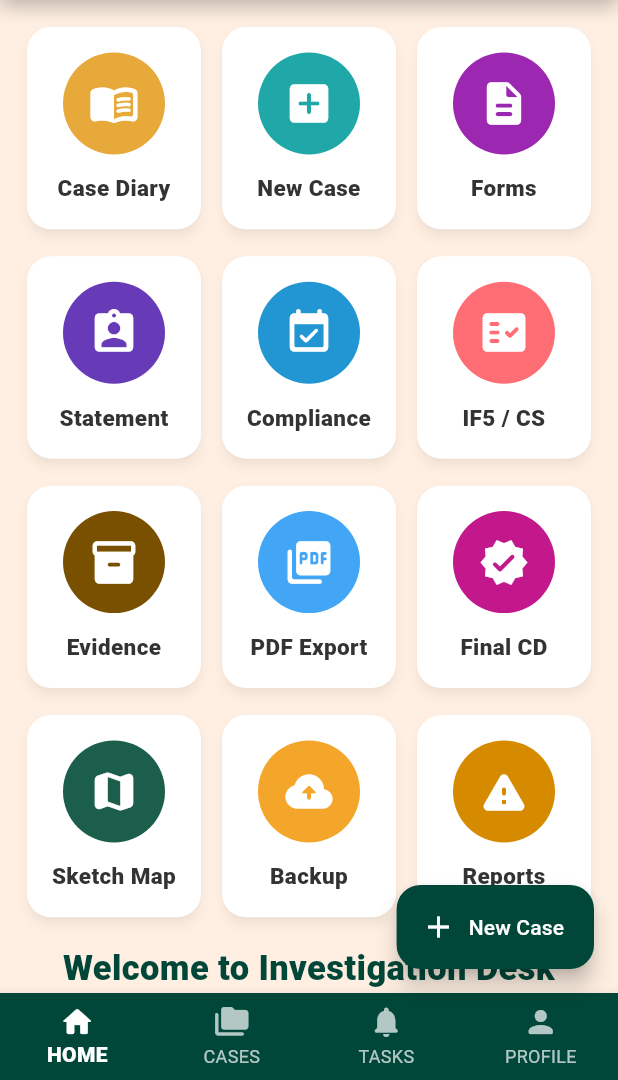
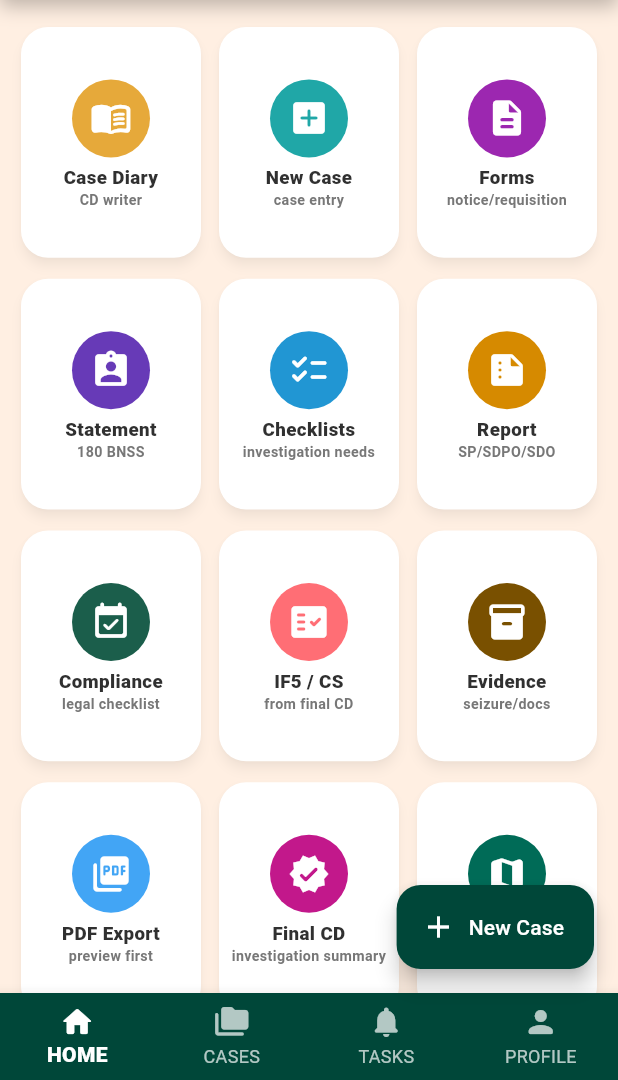
Before and after one commit to nexoofficialv1/investigation-process-mobile, a Flutter app: the DashboardScreen screen opened directly with empty values, on a phone screen of 412 x 824 dp, the part 156-1236 px from its top. Run offline on Flutter 3.47's test engine with Material 3 defaults, Android fonts, the phone set to English and light mode, and no system bars; our stand-ins replace pdf, printing, shared_preferences; accounts and stored records are empty.

Commit message:
Add investigation checklist and office report modules

```diff
--- a/lib/screens/dashboard_screen.dart
+++ b/lib/screens/dashboard_screen.dart
@@ -7,6 +7,11 @@ import '../services/local_store_service.dart';
 import '../widgets/home_grid_card.dart';
 import 'case_detail_screen.dart';
 import 'case_form_screen.dart';
+import 'forms_screen.dart';
+import 'statement_screen.dart';
+import 'compliance_screen.dart';
+import 'investigation_checklist_screen.dart';
+import 'report_screen.dart';
 import 'officer_profile_screen.dart';
 
 class DashboardScreen extends StatefulWidget {
@@ -63,12 +68,82 @@ class _DashboardScreenState extends State<DashboardScreen> {
     await _load();
   }
 
-  void _openLatestOrNew() {
-    if (_cases.isEmpty) {
-      _newCase();
-    } else {
-      _openCase(_cases.first);
+  CaseFile? get _latestCase => _cases.isEmpty ? null : _cases.first;
+
+  void _needCaseMessage() {
+    ScaffoldMessenger.of(context).showSnackBar(
+      const SnackBar(content: Text('প্রথমে একটি case create করুন, তারপর এই module খুলবে।')),
+    );
+  }
+
+  Future<void> _openLatestCase() async {
+    final file = _latestCase;
+    if (file == null) {
+      await _newCase();
+      return;
     }
+    await _openCase(file);
+  }
+
+  Future<void> _openCdWriter() async {
+    final file = _latestCase;
+    if (file == null) {
+      await _newCase();
+      return;
+    }
+    await Navigator.push(context, MaterialPageRoute(builder: (_) => CaseDetailScreen(profile: _profile, caseFile: file)));
+    await _load();
+  }
+
+  Future<void> _openForms() async {
+    final file = _latestCase;
+    if (file == null) {
+      _needCaseMessage();
+      return;
+    }
+    await Navigator.push(context, MaterialPageRoute(builder: (_) => FormsScreen(profile: _profile, caseFile: file)));
+  }
+
+  Future<void> _openStatements() async {
+    final file = _latestCase;
+    if (file == null) {
+      _needCaseMessage();
+      return;
+    }
+    await Navigator.push(context, MaterialPageRoute(builder: (_) => StatementScreen(profile: _profile, caseFile: file)));
+  }
+
+  Future<void> _openCompliance() async {
+    final file = _latestCase;
+    if (file == null) {
+      _needCaseMessage();
+      return;
+    }
+    await Navigator.push(context, MaterialPageRoute(builder: (_) => ComplianceScreen(caseFile: file)));
+  }
+
+  Future<void> _openInvestigationChecklist() async {
+    final file = _latestCase;
+    if (file == null) {
+      _needCaseMessage();
+      return;
+    }
+    await Navigator.push(context, MaterialPageRoute(builder: (_) => InvestigationChecklistScreen(caseFile: file)));
+  }
+
+  Future<void> _openReport() async {
+    final file = _latestCase;
+    if (file == null) {
+      _needCaseMessage();
+      return;
+    }
+    await Navigator.push(context, MaterialPageRoute(builder: (_) => ReportScreen(profile: _profile, caseFile: file)));
+  }
+
+  void _comingSoon(String module) {
+    ScaffoldMessenger.of(context).showSnackBar(
+      SnackBar(content: Text('$module module next patch-এ full screen হবে। এখন Case Detail থেকে কাজ করুন।')),
+    );
   }
 
   @override
@@ -96,7 +171,8 @@ class _DashboardScreenState extends State<DashboardScreen> {
         currentIndex: _tabIndex,
         onTap: (i) {
           setState(() => _tabIndex = i);
-          if (i == 1) _openLatestOrNew();
+          if (i == 1) _openLatestCase();
+          if (i == 2) _comingSoon('Tasks / Pending CD Entries');
           if (i == 3) _editProfile();
         },
         items: const [
@@ -129,33 +205,39 @@ class _DashboardScreenState extends State<DashboardScreen> {
 
   Widget _gridMenu() {
     final items = [
-      _Menu('Case Diary', Icons.menu_book_rounded, AppTheme.gold, _openLatestOrNew),
-      _Menu('New Case', Icons.add_box_rounded, AppTheme.teal, _newCase),
-      _Menu('Forms', Icons.description_rounded, AppTheme.purple, _openLatestOrNew),
-      _Menu('Statement', Icons.assignment_ind_rounded, const Color(0xFF673AB7), _openLatestOrNew),
-      _Menu('Compliance', Icons.event_available_rounded, AppTheme.blue, _openLatestOrNew),
-      _Menu('IF5 / CS', Icons.fact_check_rounded, AppTheme.coral, _openLatestOrNew),
-      _Menu('Evidence', Icons.inventory_2_rounded, const Color(0xFF795000), _openLatestOrNew),
-      _Menu('PDF Export', Icons.picture_as_pdf_rounded, const Color(0xFF42A5F5), _openLatestOrNew),
-      _Menu('Final CD', Icons.verified_rounded, const Color(0xFFC2188B), _openLatestOrNew),
-      _Menu('Sketch Map', Icons.map_rounded, const Color(0xFF1B5E4B), _openLatestOrNew),
-      _Menu('Backup', Icons.backup_rounded, const Color(0xFFF4A62A), _openLatestOrNew),
-      _Menu('Reports', Icons.warning_rounded, const Color(0xFFD68A00), _openLatestOrNew),
+      _Menu('Case Diary', 'CD writer', Icons.menu_book_rounded, AppTheme.gold, _openCdWriter),
+      _Menu('New Case', 'case entry', Icons.add_box_rounded, AppTheme.teal, _newCase),
+      _Menu('Forms', 'notice/requisition', Icons.description_rounded, AppTheme.purple, _openForms),
+      _Menu('Statement', '180 BNSS', Icons.assignment_ind_rounded, const Color(0xFF673AB7), _openStatements),
+      _Menu('Checklists', 'investigation needs', Icons.checklist_rounded, AppTheme.blue, _openInvestigationChecklist),
+      _Menu('Report', 'SP/SDPO/SDO', Icons.summarize_rounded, const Color(0xFFD68A00), _openReport),
+      _Menu('Compliance', 'legal checklist', Icons.event_available_rounded, const Color(0xFF1B5E4B), _openCompliance),
+      _Menu('IF5 / CS', 'from final CD', Icons.fact_check_rounded, AppTheme.coral, () => _comingSoon('IF5 / CS')),
+      _Menu('Evidence', 'seizure/docs', Icons.inventory_2_rounded, const Color(0xFF795000), () => _comingSoon('Evidence')),
+      _Menu('PDF Export', 'preview first', Icons.picture_as_pdf_rounded, const Color(0xFF42A5F5), () => _comingSoon('PDF Export')),
+      _Menu('Final CD', 'investigation summary', Icons.verified_rounded, const Color(0xFFC2188B), _openCdWriter),
+      _Menu('Sketch Map', 'PO map', Icons.map_rounded, const Color(0xFF006B57), () => _comingSoon('Sketch Map')),
     ];
 
     return Padding(
-      padding: const EdgeInsets.symmetric(horizontal: 18),
+      padding: const EdgeInsets.symmetric(horizontal: 14),
       child: GridView.builder(
         shrinkWrap: true,
         physics: const NeverScrollableScrollPhysics(),
         itemCount: items.length,
         gridDelegate: const SliverGridDelegateWithFixedCrossAxisCount(
           crossAxisCount: 3,
-          mainAxisSpacing: 18,
-          crossAxisSpacing: 14,
-          childAspectRatio: .86,
+          mainAxisSpacing: 14,
+          crossAxisSpacing: 12,
+          childAspectRatio: .78,
         ),
-        itemBuilder: (_, i) => HomeGridCard(title: items[i].title, icon: items[i].icon, color: items[i].color, onTap: items[i].onTap),
+        itemBuilder: (_, i) => HomeGridCard(
+          title: items[i].title,
+          subtitle: items[i].subtitle,
+          icon: items[i].icon,
+          color: items[i].color,
+          onTap: items[i].onTap,
+        ),
       ),
     );
   }
@@ -189,8 +271,9 @@ class _DashboardScreenState extends State<DashboardScreen> {
 
 class _Menu {
   final String title;
+  final String subtitle;
   final IconData icon;
   final Color color;
   final VoidCallback onTap;
-  _Menu(this.title, this.icon, this.color, this.onTap);
+  _Menu(this.title, this.subtitle, this.icon, this.color, this.onTap);
 }
--- /dev/null
+++ b/lib/screens/investigation_checklist_screen.dart
@@ -0,0 +1,154 @@
+import 'package:flutter/material.dart';
+
+import '../models/case_file.dart';
+
+class InvestigationChecklistScreen extends StatelessWidget {
+  final CaseFile caseFile;
+
+  const InvestigationChecklistScreen({super.key, required this.caseFile});
+
+  @override
+  Widget build(BuildContext context) {
+    final sections = _buildChecklist(caseFile);
+    return Scaffold(
+      appBar: AppBar(title: const Text('Investigation Checklists')),
+      body: ListView(
+        padding: const EdgeInsets.all(14),
+        children: [
+          Card(
+            child: Padding(
+              padding: const EdgeInsets.all(14),
+              child: Column(
+                crossAxisAlignment: CrossAxisAlignment.start,
+                children: [
+                  Text(caseFile.displayTitle, style: Theme.of(context).textTheme.titleLarge?.copyWith(fontWeight: FontWeight.w900)),
+                  const SizedBox(height: 6),
+                  Text('Sections: ${caseFile.sections}'),
+                  const SizedBox(height: 8),
+                  const Text(
+                    'এই screen investigation-এর জন্য কী কী document/action লাগতে পারে সেটার working checklist। CD/IF5 final করার আগে এগুলো verify করুন।',
+                    style: TextStyle(fontWeight: FontWeight.w700),
+                  ),
+                ],
+              ),
+            ),
+          ),
+          const SizedBox(height: 8),
+          ...sections.map((section) => _ChecklistBlock(section: section)),
+          const SizedBox(height: 70),
+        ],
+      ),
+    );
+  }
+
+  List<_ChecklistSection> _buildChecklist(CaseFile file) {
+    final lower = file.sections.toLowerCase();
+    final pocso = lower.contains('pocso') || lower.contains('6') || lower.contains('4');
+    final hurt = lower.contains('115') || lower.contains('117') || lower.contains('118') || lower.contains('109');
+    final property = lower.contains('303') || lower.contains('305') || lower.contains('309') || lower.contains('317') || lower.contains('318');
+
+    final common = <_ChecklistSection>[
+      _ChecklistSection('Case Starting / Basic Documents', [
+        'Written complaint / FIR copy verified',
+        'Formal FIR / PS case details verified',
+        'IO endorsement and took-up date noted',
+        'PO, DO, DR, DD, DA, RO and IO details entered',
+        'Complainant / victim / accused basic details entered',
+      ]),
+      _ChecklistSection('PO Visit & Local Enquiry', [
+        'Visited PO and noted exact location',
+        'Prepared rough sketch map with index if required',
+        'Important landmarks / boundary / surrounding noted',
+        'Local witnesses identified and examined',
+        'CCTV / nearby shop / public source checked if relevant',
+      ]),
+      _ChecklistSection('Statements', [
+        'Complainant statement u/s 180 BNSS',
+        'Victim statement u/s 180 BNSS',
+        'Available witnesses statement u/s 180 BNSS',
+        'Seizure witnesses statement if seizure made',
+        'Contradictory / hostile / no-knowledge witness noted separately if any',
+      ]),
+      _ChecklistSection('Accused / Suspect Action', [
+        'Accused particulars verified',
+        'Notice u/s 35 BNSS / arrest action updated as applicable',
+        'Ground of arrest / family intimation / medical if arrested',
+        'Forwarding / PC-JC prayer / bail status updated',
+        'Previous case / conviction / local reputation verified if needed',
+      ]),
+      _ChecklistSection('Evidence / Seizure / Digital Evidence', [
+        'Seizure list prepared where applicable',
+        'Malkhana / property register details noted',
+        'FSL / expert opinion requisition if needed',
+        'CDR / CAF / bank / UPI / CCTV requisition if needed',
+        'Electronic evidence certificate u/s 63(4) BSA considered if required',
+      ]),
+      _ChecklistSection('Final Stage / IF5 Preparation', [
+        'All CDs reviewed up to final investigation CD',
+        'Final CD contains total investigation summary',
+        'Witness list ready for IF5',
+        'Accused charge-sheeted / not charge-sheeted list ready',
+        'Enclosures list prepared',
+        'Informant/victim informed about result/progress as applicable',
+      ]),
+    ];
+
+    if (pocso) {
+      common.insert(3, _ChecklistSection('POCSO / Minor / Victim Related', [
+        'Victim age proof / school record / birth certificate collected',
+        'Medical examination / consent / refusal details recorded',
+        '183 BNSS judicial statement prayer and result updated',
+        'Guardian / family member statement recorded',
+        'Special Court / JJB compliance checked as applicable',
+      ]));
+    }
+    if (hurt) {
+      common.insert(3, _ChecklistSection('Medical / Injury Related', [
+        'Injury report / BHT / discharge certificate requisitioned',
+        'Doctor / MO details noted',
+        'Weapon / cause of injury angle verified',
+        'Medical papers attached in final record',
+      ]));
+    }
+    if (property) {
+      common.insert(4, _ChecklistSection('Property / Fraud / Recovery Related', [
+        'Stolen/cheated property details verified',
+        'Recovery/seizure details with witnesses',
+        'Bank/UPI/account trail requisition if financial fraud',
+        'Ownership documents / invoice / valuation collected if needed',
+      ]));
+    }
+    return common;
+  }
+}
+
+class _ChecklistBlock extends StatelessWidget {
+  final _ChecklistSection section;
+  const _ChecklistBlock({required this.section});
+
+  @override
+  Widget build(BuildContext context) {
+    return Card(
+      margin: const EdgeInsets.only(bottom: 10),
+      child: ExpansionTile(
+        initiallyExpanded: true,
+        title: Text(section.title, style: const TextStyle(fontWeight: FontWeight.w900)),
+        children: section.items
+            .map((item) => CheckboxListTile(
+                  value: false,
+                  onChanged: (_) {},
+                  controlAffinity: ListTileControlAffinity.leading,
+                  title: Text(item),
+                  dense: true,
+                ))
+            .toList(),
+      ),
+    );
+  }
+}
+
+class _ChecklistSection {
+  final String title;
+  final List<String> items;
+  _ChecklistSection(this.title, this.items);
+}
--- /dev/null
+++ b/lib/screens/report_screen.dart
@@ -0,0 +1,216 @@
+import 'package:flutter/material.dart';
+
+import '../models/case_file.dart';
+import '../models/form_notice.dart';
+import '../models/officer_profile.dart';
+import '../screens/pdf_preview_screen.dart';
+import '../services/local_store_service.dart';
+import '../services/pdf_service.dart';
+
+class ReportScreen extends StatefulWidget {
+  final OfficerProfile profile;
+  final CaseFile caseFile;
+
+  const ReportScreen({super.key, required this.profile, required this.caseFile});
+
+  @override
+  State<ReportScreen> createState() => _ReportScreenState();
+}
+
+class _ReportScreenState extends State<ReportScreen> {
+  final _store = LocalStoreService();
+  final _pdf = PdfService();
+  late _ReportTemplate _selected;
+  late TextEditingController _subjectController;
+  late TextEditingController _bodyController;
+  late TextEditingController _recipientController;
+  late TextEditingController _memoController;
+
+  @override
+  void initState() {
+    super.initState();
+    _selected = _templates.first;
+    _recipientController = TextEditingController(text: _selected.recipient);
+    _subjectController = TextEditingController(text: _selected.subject(widget.caseFile));
+    _bodyController = TextEditingController(text: _selected.body(widget.profile, widget.caseFile));
+    _memoController = TextEditingController(text: '');
+  }
+
+  @override
+  void dispose() {
+    _subjectController.dispose();
+    _bodyController.dispose();
+    _recipientController.dispose();
+    _memoController.dispose();
+    super.dispose();
+  }
+
+  void _applyTemplate(_ReportTemplate template) {
+    setState(() {
+      _selected = template;
+      _recipientController.text = template.recipient;
+      _subjectController.text = template.subject(widget.caseFile);
+      _bodyController.text = template.body(widget.profile, widget.caseFile);
+    });
+  }
+
+  FormNotice _buildReport({bool finalSave = false}) {
+    final title = 'Report to ${_recipientController.text.trim()}';
+    final memo = _memoController.text.trim().isEmpty ? '' : 'Memo No.: ${_memoController.text.trim()}\n\n';
+    final body = '''To\n${_recipientController.text.trim()}\n\nSubject: ${_subjectController.text.trim()}\n\n$memo${_bodyController.text.trim()}\n\nSubmitted for favour of kind information and necessary action.''';
+    return FormNotice.create(
+      caseId: widget.caseFile.id,
+      templateId: 'report_${_selected.id}',
+      title: title,
+      body: body,
+    ).copyWith(isFinal: finalSave);
+  }
+
+  Future<void> _saveDraft() async {
+    await _store.saveForm(_buildReport());
+    if (!mounted) return;
+    ScaffoldMessenger.of(context).showSnackBar(const SnackBar(content: Text('Report draft saved.')));
+  }
+
+  Future<void> _preview() async {
+    final report = _buildReport();
+    await Navigator.push(
+      context,
+      MaterialPageRoute(
+        builder: (_) => PdfPreviewScreen(
+          title: 'Report Preview',
+          filename: 'Report_${widget.caseFile.psCaseNo.replaceAll('/', '_')}.pdf',
+          buildPdf: () => _pdf.buildFormNoticePdf(officer: widget.profile, caseFile: widget.caseFile, form: report),
+          onFinalSave: () async => _store.saveForm(report.copyWith(isFinal: true)),
+        ),
+      ),
+    );
+  }
+
+  @override
+  Widget build(BuildContext context) {
+    return Scaffold(
+      appBar: AppBar(title: const Text('Reports')),
+      bottomNavigationBar: SafeArea(
+        child: Padding(
+          padding: const EdgeInsets.all(12),
+          child: Row(
+            children: [
+              Expanded(
+                child: OutlinedButton.icon(
+                  icon: const Icon(Icons.save),
+                  label: const Text('Save Draft'),
+                  onPressed: _saveDraft,
+                ),
+              ),
+              const SizedBox(width: 10),
+              Expanded(
+                child: FilledButton.icon(
+                  icon: const Icon(Icons.preview),
+                  label: const Text('Preview'),
+                  onPressed: _preview,
+                ),
+              ),
+            ],
+          ),
+        ),
+      ),
+      body: ListView(
+        padding: const EdgeInsets.all(14),
+        children: [
+          Card(
+            child: Padding(
+              padding: const EdgeInsets.all(14),
+              child: Column(
+                crossAxisAlignment: CrossAxisAlignment.start,
+                children: [
+                  Text(widget.caseFile.displayTitle, style: Theme.of(context).textTheme.titleLarge?.copyWith(fontWeight: FontWeight.w900)),
+                  const SizedBox(height: 6),
+                  Text('Sections: ${widget.caseFile.sections}'),
+                  const SizedBox(height: 8),
+                  const Text('SP / SDPO / SDO বা অন্য অফিসে পাঠানোর report এখান থেকে তৈরি করা যাবে। Preview দেখে তারপর export করবেন।', style: TextStyle(fontWeight: FontWeight.w700)),
+                ],
+              ),
+            ),
+          ),
+          const SizedBox(height: 10),
+          DropdownButtonFormField<_ReportTemplate>(
+            value: _selected,
+            decoration: const InputDecoration(labelText: 'Report Type'),
+            items: _templates.map((t) => DropdownMenuItem(value: t, child: Text(t.name))).toList(),
+            onChanged: (value) {
+              if (value != null) _applyTemplate(value);
+            },
+          ),
+          const SizedBox(height: 10),
+          TextFormField(
+            controller: _recipientController,
+            decoration: const InputDecoration(labelText: 'To / Recipient Office'),
+            maxLines: 2,
+          ),
+          const SizedBox(height: 10),
+          TextFormField(
+            controller: _subjectController,
+            decoration: const InputDecoration(labelText: 'Subject'),
+            maxLines: 2,
+          ),
+          const SizedBox(height: 10),
+          TextFormField(
+            controller: _memoController,
+            decoration: const InputDecoration(labelText: 'Memo No. / Reference, if any'),
+          ),
+          const SizedBox(height: 10),
+          TextFormField(
+            controller: _bodyController,
+            decoration: const InputDecoration(labelText: 'Report Body'),
+            minLines: 12,
+            maxLines: 22,
+            textAlignVertical: TextAlignVertical.top,
+          ),
+          const SizedBox(height: 90),
+        ],
+      ),
+    );
+  }
+}
+
+class _ReportTemplate {
+  final String id;
+  final String name;
+  final String recipient;
+  final String Function(CaseFile file) subject;
+  final String Function(OfficerProfile officer, CaseFile file) body;
+
+  const _ReportTemplate({required this.id, required this.name, required this.recipient, required this.subject, required this.body});
+}
+
+final List<_ReportTemplate> _templates = [
+  _ReportTemplate(
+    id: 'sp_progress',
+    name: 'Report to Superintendent of Police',
+    recipient: 'The Superintendent of Police, Purba Bardhaman',
+    subject: (file) => 'Progress report in connection with ${file.displayTitle}',
+    body: (officer, file) => '''Most respectfully I beg to submit that the above noted case was started on ${file.caseDate} u/s ${file.sections} on the basis of a written complaint/FIR.\n\nDuring investigation, I took up investigation, perused the case record, visited/verified the relevant place and examined available witnesses as applicable. The present status of investigation is submitted below:\n\n1. Brief fact: ${file.firGist}\n2. PO: ${file.placeOfOccurrence}\n3. Complainant: ${file.complainantName}\n4. Victim: ${file.victimName}\n5. Accused/Suspect: ${file.accusedName}\n6. Present progress: \n7. Further action proposed: \n\nThis is submitted for favour of kind information.''',
+  ),
+  _ReportTemplate(
+    id: 'sdpo_progress',
+    name: 'Report to SDPO',
+    recipient: 'The Sub-Divisional Police Officer, Kalna',
+    subject: (file) => 'Report regarding ${file.displayTitle}',
+    body: (officer, file) => '''Most respectfully I submit that in connection with the above noted case, the undersigned has conducted investigation and the following facts have come to light.\n\nCase reference: ${officer.policeStation} Case No. ${file.psCaseNo} dated ${file.caseDate} u/s ${file.sections}.\n\nBrief fact: ${file.firGist}\n\nSteps taken during investigation:\n1. Case record perused.\n2. Relevant witnesses examined.\n3. Necessary requisition/document collection steps taken as applicable.\n4. Present status: \n\nFurther action: \n\nSubmitted for kind perusal and necessary direction.''',
+  ),
+  _ReportTemplate(
+    id: 'sdo_report',
+    name: 'Report to SDO / Executive Magistrate',
+    recipient: 'The Sub-Divisional Officer, Kalna',
+    subject: (file) => 'Enquiry report regarding ${file.displayTitle}',
+    body: (officer, file) => '''Most respectfully I beg to submit that as per direction/endorsement, an enquiry/investigation was conducted in connection with the above noted matter.\n\nDuring enquiry/investigation, local enquiry was held and available persons were contacted. The relevant facts are as follows:\n\n1. Case/Matter reference: ${file.displayTitle}\n2. Sections/Subject: ${file.sections}\n3. Place: ${file.placeOfOccurrence}\n4. Brief fact: ${file.firGist}\n5. Enquiry finding: \n6. Present situation: \n7. Police action taken/proposed: \n\nSubmitted for favour of kind information and necessary order.''',
+  ),
+  _ReportTemplate(
+    id: 'general_office',
+    name: 'General Office Report',
+    recipient: 'The Officer Concerned',
+    subject: (file) => 'Report in connection with ${file.displayTitle}',
+    body: (officer, file) => '''Most respectfully I beg to submit the following report in connection with ${officer.policeStation} Case No. ${file.psCaseNo} dated ${file.caseDate} u/s ${file.sections}.\n\nBrief fact: ${file.firGist}\n\nAction taken:\n1. \n2. \n3. \n\nPresent status:\n\nPrayer / further action required:\n\nSubmitted for favour of kind information and necessary action.''',
+  ),
+];
--- a/lib/widgets/home_grid_card.dart
+++ b/lib/widgets/home_grid_card.dart
@@ -2,6 +2,7 @@ import 'package:flutter/material.dart';
 
 class HomeGridCard extends StatelessWidget {
   final String title;
+  final String subtitle;
   final IconData icon;
   final Color color;
   final VoidCallback onTap;
@@ -9,6 +10,7 @@ class HomeGridCard extends StatelessWidget {
   const HomeGridCard({
     super.key,
     required this.title,
+    this.subtitle = '',
     required this.icon,
     required this.color,
     required this.onTap,
@@ -20,28 +22,43 @@ class HomeGridCard extends StatelessWidget {
       color: Colors.white,
       elevation: 3,
       shadowColor: Colors.black26,
-      borderRadius: BorderRadius.circular(16),
+      borderRadius: BorderRadius.circular(18),
+      clipBehavior: Clip.antiAlias,
       child: InkWell(
         onTap: onTap,
-        borderRadius: BorderRadius.circular(16),
         child: Padding(
-          padding: const EdgeInsets.symmetric(horizontal: 8, vertical: 14),
+          padding: const EdgeInsets.fromLTRB(6, 10, 6, 8),
           child: Column(
             mainAxisAlignment: MainAxisAlignment.center,
+            mainAxisSize: MainAxisSize.min,
             children: [
               CircleAvatar(
-                radius: 34,
+                radius: 26,
                 backgroundColor: color,
-                child: Icon(icon, color: Colors.white, size: 34),
+                child: Icon(icon, color: Colors.white, size: 28),
               ),
-              const SizedBox(height: 12),
-              Text(
-                title,
-                textAlign: TextAlign.center,
-                maxLines: 2,
-                overflow: TextOverflow.ellipsis,
-                style: const TextStyle(fontSize: 15, fontWeight: FontWeight.w900, color: Color(0xFF333333)),
+              const SizedBox(height: 7),
+              Flexible(
+                child: Text(
+                  title,
+                  textAlign: TextAlign.center,
+                  maxLines: 2,
+                  overflow: TextOverflow.ellipsis,
+                  style: const TextStyle(fontSize: 12.5, height: 1.08, fontWeight: FontWeight.w900, color: Color(0xFF303030)),
+                ),
               ),
+              if (subtitle.isNotEmpty) ...[
+                const SizedBox(height: 3),
+                Flexible(
+                  child: Text(
+                    subtitle,
+                    textAlign: TextAlign.center,
+                    maxLines: 2,
+                    overflow: TextOverflow.ellipsis,
+                    style: const TextStyle(fontSize: 9.5, height: 1.05, fontWeight: FontWeight.w700, color: Color(0xFF777777)),
+                  ),
+                ),
+              ],
             ],
           ),
         ),
```
